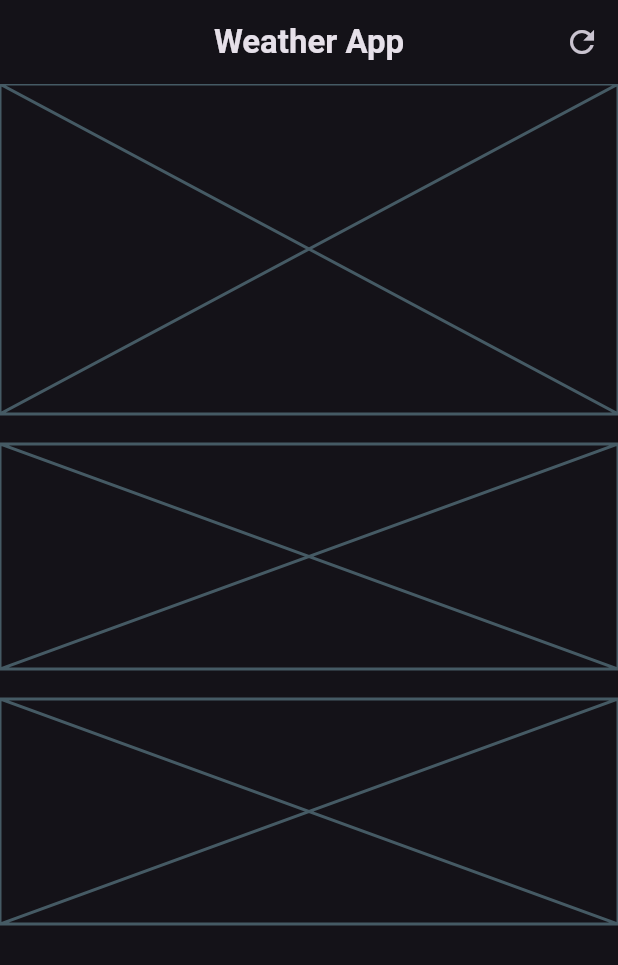
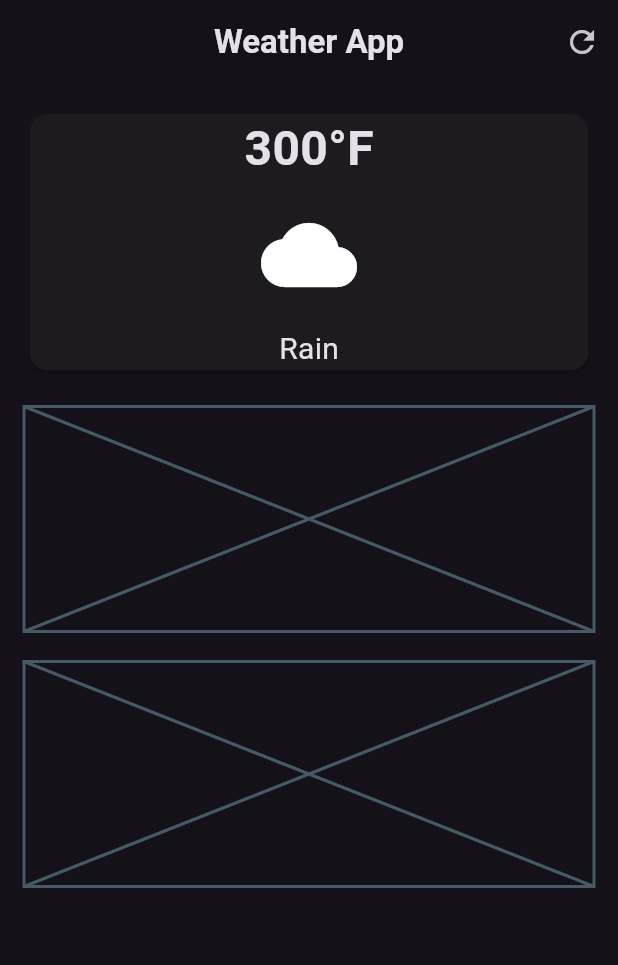
Before and after one commit to Taoheedoh/weather_app, a Flutter app: the screen it shows after launch, on a phone screen of 412 x 824 dp. Shown: the top 965 px of the screen. Run offline on Flutter 3.47's test engine with Material 3 defaults, Android fonts, the phone set to English and light mode, and no system bars.

Commit message:
Add cloud icon

```diff
--- a/lib/weatherscreen.dart
+++ b/lib/weatherscreen.dart
@@ -14,34 +14,66 @@ class WeatherScreen extends StatelessWidget {
         centerTitle: true,
         actions: [
           IconButton(
-            onPressed: () {
-
-            },
+            onPressed: () {},
             icon: const Icon(Icons.refresh),
           ),
         ],
       ),
-
-      body:const Column(
+      body: const Padding(
+        padding: EdgeInsets.all(16),
+        child: Column(
           children: [
             // main card
-           Placeholder(
-            fallbackHeight: 220,
+            SizedBox(
+              width: double.infinity,
+              child: Card(
+                child: Column(
+                  children: [
+                    Text(
+                      '300°F',
+                      style: TextStyle(
+                        fontSize: 32,
+                        fontWeight: FontWeight.bold,
+                      ),
                     ),
 
-          SizedBox(height: 20,),
+                    SizedBox(height: 16),
+
+                    Icon(
+                      Icons.cloud,
+                      size: 64,
+                    ),
+
+                    SizedBox(height: 16),
+
+                    Text(
+                        'Rain',
+                        style: TextStyle(
+                          fontSize: 20,
+                        ),
+                    ),
+                  ],
+                ),
+              ),
+            ),
+            SizedBox(
+              height: 20,
+            ),
             // weather forecast card
             Placeholder(
               fallbackHeight: 150,
             ),
 
-          SizedBox(height: 20,),
+            SizedBox(
+              height: 20,
+            ),
             // additional information
             Placeholder(
               fallbackHeight: 150,
             ),
           ],
         ),
+      ),
     );
   }
 }
```
Lines whose indentation alone changed are shown as unchanged.
